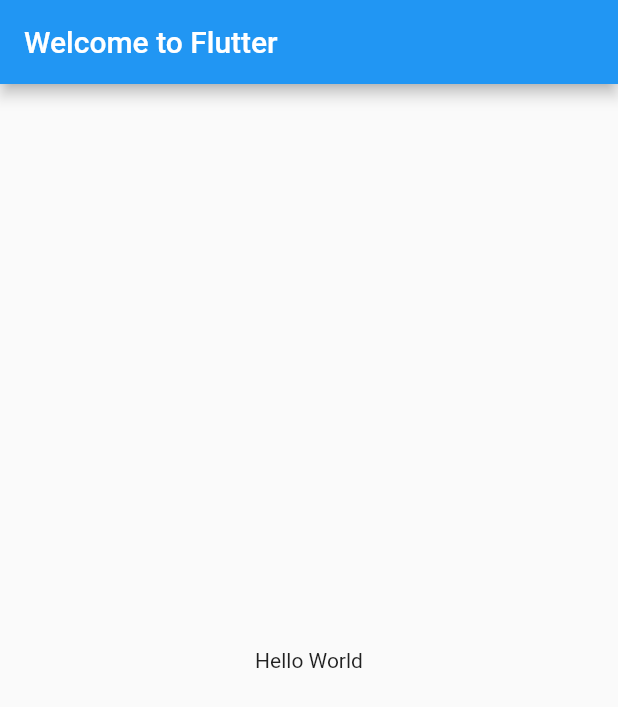
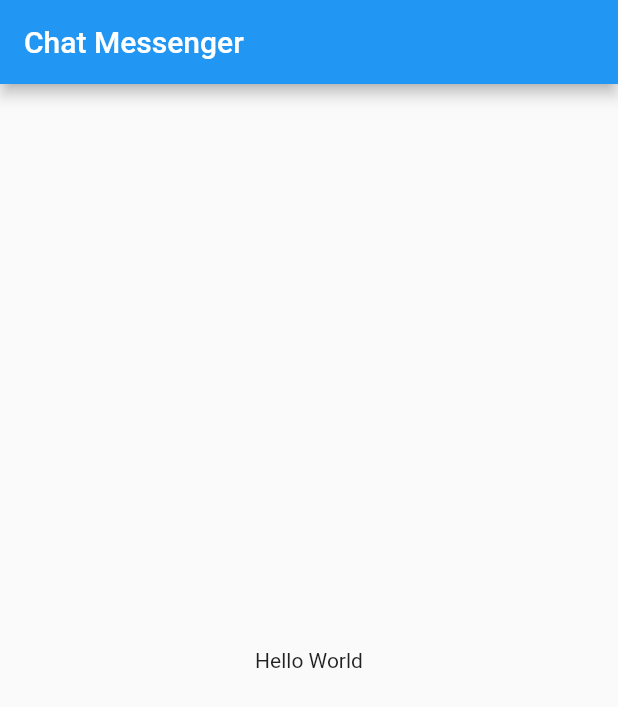
Before and after one commit to jlaskowska/chat_messenger, a Flutter app: the screen it shows after launch, on a phone screen of 412 x 824 dp. Shown: the top 707 px of the screen. Run offline on Flutter 3.47's test engine with Material 2 defaults, Android fonts, the phone set to English and light mode, and no system bars.

Commit message:
Feature/add localizations (#5)
Resolves #3

Commits:
* Added localizations.
* Added pseudo localizator.
* Updated SDK.

```diff
--- /dev/null
+++ b/assets_dev/localizations/localizations-PSEUDO.csv
@@ -0,0 +1,2 @@
+keys;en;de
+appTitle;Chat Messenger;[ Chat Messenger ÜẞÖüüü ]
--- /dev/null
+++ b/assets_dev/localizations/localizations.csv
@@ -0,0 +1,2 @@
+keys;en
+appTitle;Chat Messenger
--- /dev/null
+++ b/lib/localizations.dart
@@ -0,0 +1,63 @@
+import 'dart:async';
+
+import 'package:flutter/material.dart';
+
+/// This class is generated by the flappy_translator package
+/// Please do not change anything manually in this file, instead re-generate it when changes are available
+class AppLocalizations {
+  static String get appTitle => _getText('appTitle');
+
+  static Map<String, String> _localizedValues;
+
+  static Map<String, String> _enValues = {
+    'appTitle': 'Chat Messenger',
+  };
+
+  static Map<String, String> _deValues = {
+    'appTitle': '[ Chat Messenger ÜẞÖüüü ]',
+  };
+
+  static Map<String, Map<String, String>> _allValues = {
+    'en': _enValues,
+    'de': _deValues,
+  };
+
+  AppLocalizations(Locale locale) {
+    _locale = locale;
+    _localizedValues = null;
+  }
+
+  static Locale _locale;
+
+  static String _getText(String key) {
+    return _localizedValues[key] ?? '** $key not found';
+  }
+
+  static Locale get currentLocale => _locale;
+
+  static String get currentLanguage => _locale.languageCode;
+
+  static Future<AppLocalizations> load(Locale locale) async {
+    final translations = AppLocalizations(locale);
+    _localizedValues = _allValues[locale.toString()];
+    return translations;
+  }
+}
+
+class AppLocalizationsDelegate extends LocalizationsDelegate<AppLocalizations> {
+  const AppLocalizationsDelegate();
+
+  static final Set<Locale> supportedLocals = {
+    Locale('en'),
+    Locale('de'),
+  };
+
+  @override
+  bool isSupported(Locale locale) => supportedLocals.contains(locale);
+
+  @override
+  Future<AppLocalizations> load(Locale locale) => AppLocalizations.load(locale);
+
+  @override
+  bool shouldReload(AppLocalizationsDelegate old) => false;
+}
--- a/lib/main.dart
+++ b/lib/main.dart
@@ -1,4 +1,6 @@
+import 'package:chat_messenger/localizations.dart';
 import 'package:flutter/material.dart';
+import 'package:flutter_localizations/flutter_localizations.dart';
 
 void main() => runApp(MyApp());
 
@@ -6,13 +8,29 @@ class MyApp extends StatelessWidget {
   @override
   Widget build(BuildContext context) {
     return MaterialApp(
-      home: Scaffold(
-        appBar: AppBar(
-          title: Text('Welcome to Flutter'),
-        ),
-        body: Center(
-          child: Text('Hello World'),
-        ),
+      localizationsDelegates: [
+        const AppLocalizationsDelegate(),
+        GlobalMaterialLocalizations.delegate,
+        GlobalWidgetsLocalizations.delegate,
+        GlobalCupertinoLocalizations.delegate,
+      ],
+      supportedLocales: AppLocalizationsDelegate.supportedLocals,
+      home: HomeScreen(),
+    );
+  }
+}
+
+class HomeScreen extends StatelessWidget {
+  const HomeScreen({Key key}) : super(key: key);
+
+  @override
+  Widget build(BuildContext context) {
+    return Scaffold(
+      appBar: AppBar(
+        title: Text(AppLocalizations.appTitle),
+      ),
+      body: Center(
+        child: Text('Hello World'),
       ),
     );
   }
```
Also changed, not shown: pubspec.yaml (+28 -1 lines), pubspec.lock, 1 other file.
